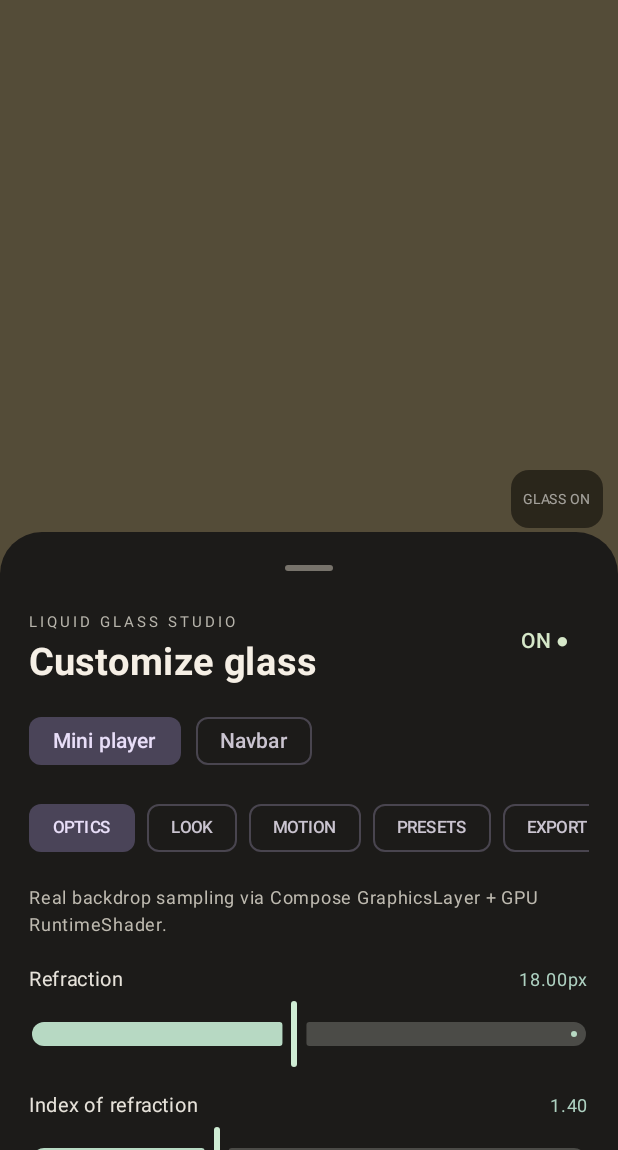
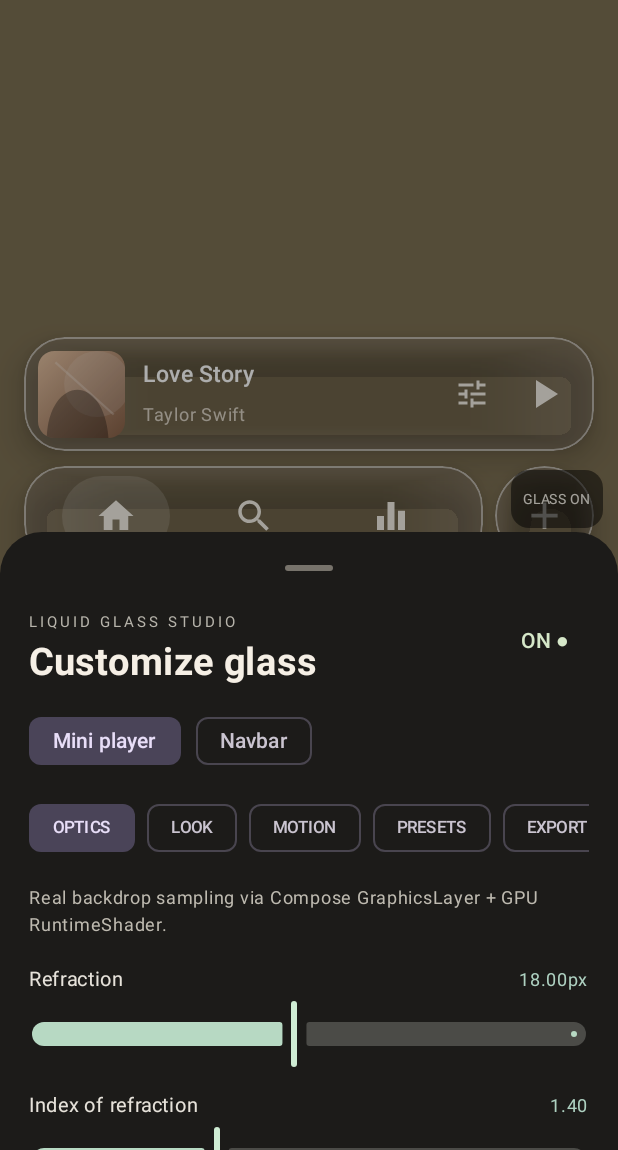
Before and after one commit to datahorizonmodz/demo1, an Android app built with Jetpack Compose: the screen it shows after launch (MainActivity), after a tap on "Buka editor", on a phone screen of 412 x 824 dp, the part 86-1236 px from its top. Run offline under Robolectric (Android 15) with nearby library versions, the phone set to English and light mode, and no system bars; 2 statements that could not run were skipped.

Commit message:
feat: lift glass components above editor for visible live tuning

```diff
--- a/app/src/main/java/id/datzon/glasslab/GlassLabScreen.kt
+++ b/app/src/main/java/id/datzon/glasslab/GlassLabScreen.kt
@@ -2,6 +2,8 @@ package id.datzon.glasslab
 
 import android.view.Choreographer
 import androidx.compose.animation.animateColorAsState
+import androidx.compose.animation.core.animateDpAsState
+import androidx.compose.animation.core.tween
 import androidx.compose.animation.animateContentSize
 import androidx.compose.foundation.Canvas
 import androidx.compose.foundation.background
@@ -55,6 +57,11 @@ fun GlassLabScreen() {
     var playing by remember { mutableStateOf(false) }
     var selectedNav by remember { mutableIntStateOf(0) }
     val backdrop = rememberGraphicsLayer()
+    val previewBottom by animateDpAsState(
+        targetValue = if (editorVisible) 390.dp else 14.dp,
+        animationSpec = tween(durationMillis = 340),
+        label = "lift glass preview"
+    )
 
     LaunchedEffect(mini) { store.save("mini", mini) }
     LaunchedEffect(nav) { store.save("navbar", nav) }
@@ -95,7 +102,7 @@ fun GlassLabScreen() {
         }
 
         Column(
-            Modifier.align(Alignment.BottomCenter).padding(bottom = 14.dp),
+            Modifier.align(Alignment.BottomCenter).padding(bottom = previewBottom),
             verticalArrangement = Arrangement.spacedBy(10.dp)
         ) {
             GlassPane(
```
